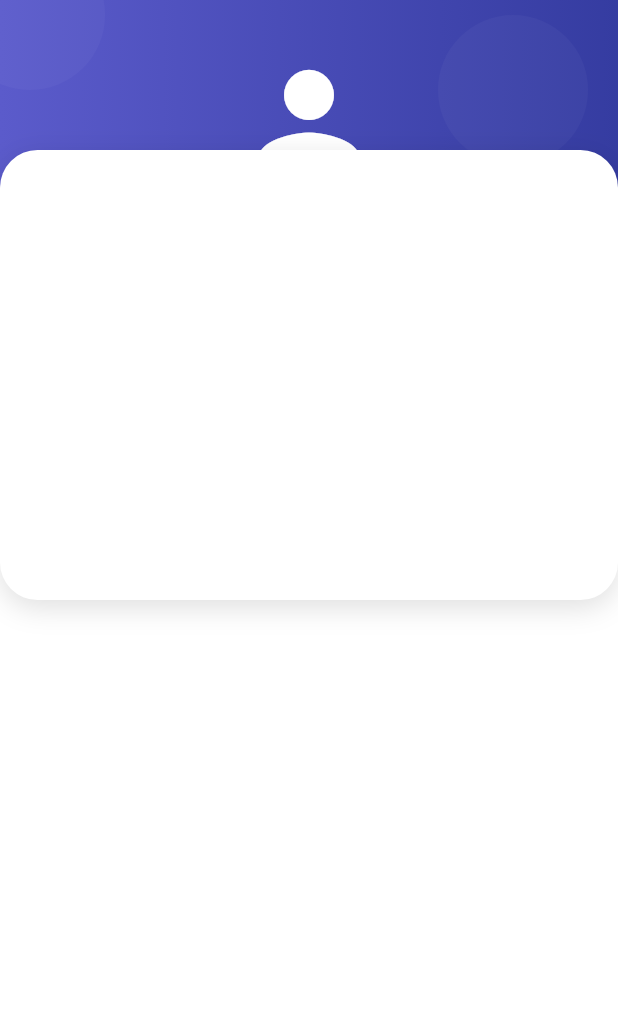
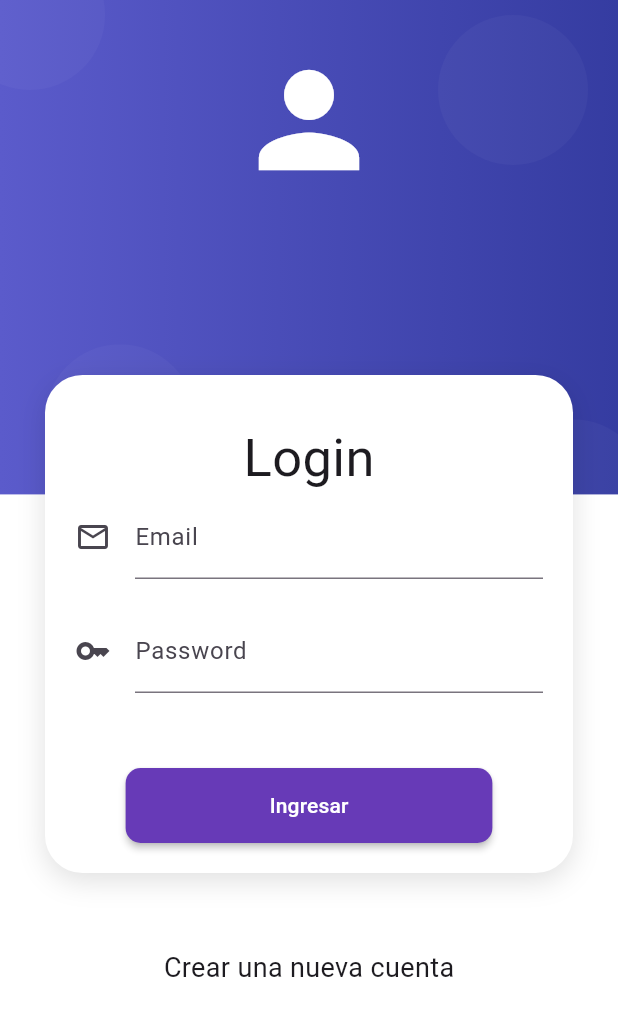
Before and after one commit to davidmferz/flutterTaller, a Flutter app: the screen it shows after launch, on a phone screen of 412 x 824 dp. Shown: the top 1016 px of the screen. Run offline on Flutter 3.47's test engine with Material 3 defaults, Android fonts, the phone set to English and light mode, and no system bars.

Commit message:
login avance

```diff
--- a/lib/screens/home_screen.dart
+++ b/lib/screens/home_screen.dart
@@ -30,6 +30,16 @@ class _HomeScreenState extends State<HomeScreen> {
             Text(
               '$contador',
               style: const TextStyle(fontSize: HomeScreen.fontSize),
+            ),
+
+            MaterialButton(
+              shape: RoundedRectangleBorder(
+                  borderRadius: BorderRadius.circular(20)),
+              color: Colors.red,
+              onPressed:(){
+                Navigator.pushReplacementNamed(context, 'login');
+              },
+            child: const Text('Inicio',style: TextStyle(color:Colors.white),)
             )
           ],
         )),
@@ -38,6 +48,7 @@ class _HomeScreenState extends State<HomeScreen> {
           mainAxisAlignment: MainAxisAlignment.spaceAround,
           children: [
             FloatingActionButton(
+              heroTag: 'btn1',
               onPressed: () {
                 setState(() {
                   contador--;
@@ -47,6 +58,7 @@ class _HomeScreenState extends State<HomeScreen> {
               child: const Icon(Icons.exposure_minus_1, color: Colors.white),
             ),
             FloatingActionButton(
+              heroTag: 'btn2',
               onPressed: () {
                 setState(() {
                   contador=0;
@@ -56,6 +68,7 @@ class _HomeScreenState extends State<HomeScreen> {
               child: const Icon(Icons.refresh, color: Colors.white),
             ),
             FloatingActionButton(
+              heroTag: 'btn3',
               onPressed: () {
                 setState(() {
                   contador++;
--- a/lib/screens/login_screen.dart
+++ b/lib/screens/login_screen.dart
@@ -1,20 +1,84 @@
+import 'package:flutter/cupertino.dart';
 import 'package:flutter/material.dart';
+import 'package:flutter/widgets.dart';
 import 'package:myapp/widgets/card_container.dart';
 import 'package:myapp/widgets/widgets.dart';
 
 class LoginScreen extends StatelessWidget {
   const LoginScreen({super.key});
 
+  @override
+  Widget build(BuildContext context) {
+    return const Scaffold(
+        body: AuthBackground(
+            child: SingleChildScrollView(
+      child: Column(
+        children: [
+          SizedBox(height: 250),
+          CardContainer(
+              child: Column(
+            children: [
+              SizedBox(height: 10),
+              Text('Login',
+                  style:
+                      TextStyle(fontSize: 35, fontWeight: FontWeight.normal)),
+              _LoginForm(),
+            ],
+          )),
+          SizedBox(height: 50),
+          Text('Crear una nueva cuenta',
+              style: TextStyle(fontSize: 18, fontWeight: FontWeight.normal)),
+        ],
+      ),
+    )));
+  }
+}
 
+class _LoginForm extends StatelessWidget {
+  const _LoginForm({super.key});
 
   @override
   Widget build(BuildContext context) {
-    return const Scaffold(
-      body: AuthBackground(
-      child: Column(children: [
-        SizedBox(height: 100),
-        CardContainer()
-      ],)
-    ));
+    return Container(
+      child: Form(
+        child: Column(
+          children: [
+            TextFormField(
+              autocorrect: false,
+              keyboardType: TextInputType.emailAddress,
+              decoration: const InputDecoration(
+                icon: Icon(Icons.email_outlined),
+                labelText: 'Email',
+              ),
+            ),
+            const SizedBox(height: 20),
+            TextFormField(
+              autocorrect: false,
+              obscureText: true,
+              keyboardType: TextInputType.emailAddress,
+              decoration: const InputDecoration(
+                icon: Icon(Icons.key_sharp),
+                labelText: 'Password',
+              ),
+            ),
+
+            const SizedBox(height: 50),
+
+            MaterialButton(
+              onPressed: () {
+                FocusScope.of(context).unfocus();
+                Navigator.pushReplacementNamed(context, 'home');
+              },
+              color: Colors.deepPurple,
+              shape: RoundedRectangleBorder(borderRadius: BorderRadius.circular(10)),
+              child: Container(
+                padding: const EdgeInsets.symmetric(horizontal: 80, vertical: 15),
+                child: const Text('Ingresar', style: TextStyle(color: Colors.white)),
+              ),
+            )
+          ],
+        ),
+      ),
+    );
   }
 }
--- a/lib/widgets/card_container.dart
+++ b/lib/widgets/card_container.dart
@@ -1,26 +1,28 @@
 import 'package:flutter/material.dart';
+import 'package:flutter/widgets.dart';
 
 class CardContainer extends StatelessWidget {
-  const CardContainer({super.key});
+  final Widget child;
+  const CardContainer({super.key, required this.child});
 
   @override
   Widget build(BuildContext context) {
-    return Container(
+    return Padding(
+      padding: const EdgeInsets.symmetric(horizontal: 30),
+      child: Container(
         width: double.infinity,
-        height: 300,
+        padding: const EdgeInsets.all(20),
         decoration: _createCardShape(),
-        );
+        child: child,
+      ),
+    );
   }
 
   BoxDecoration _createCardShape() => BoxDecoration(
-    color:Colors.white,
-    borderRadius: BorderRadius.circular(25),
-    boxShadow: const [
-      BoxShadow(
-        color: Colors.black12,
-        blurRadius: 15,
-        offset: Offset(0,5)
-      )
-    ]
-  );
+          color: Colors.white,
+          borderRadius: BorderRadius.circular(25),
+          boxShadow: const [
+            BoxShadow(
+                color: Colors.black12, blurRadius: 15, offset: Offset(0, 5))
+          ]);
 }
```
